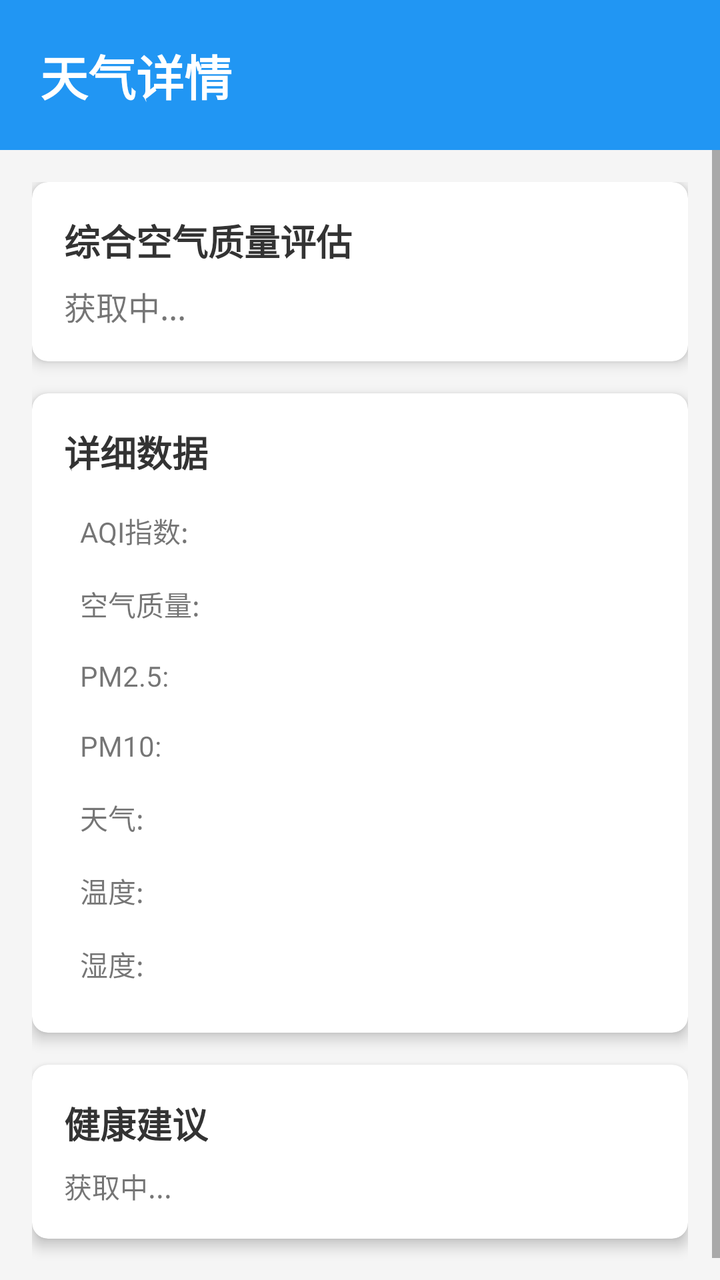
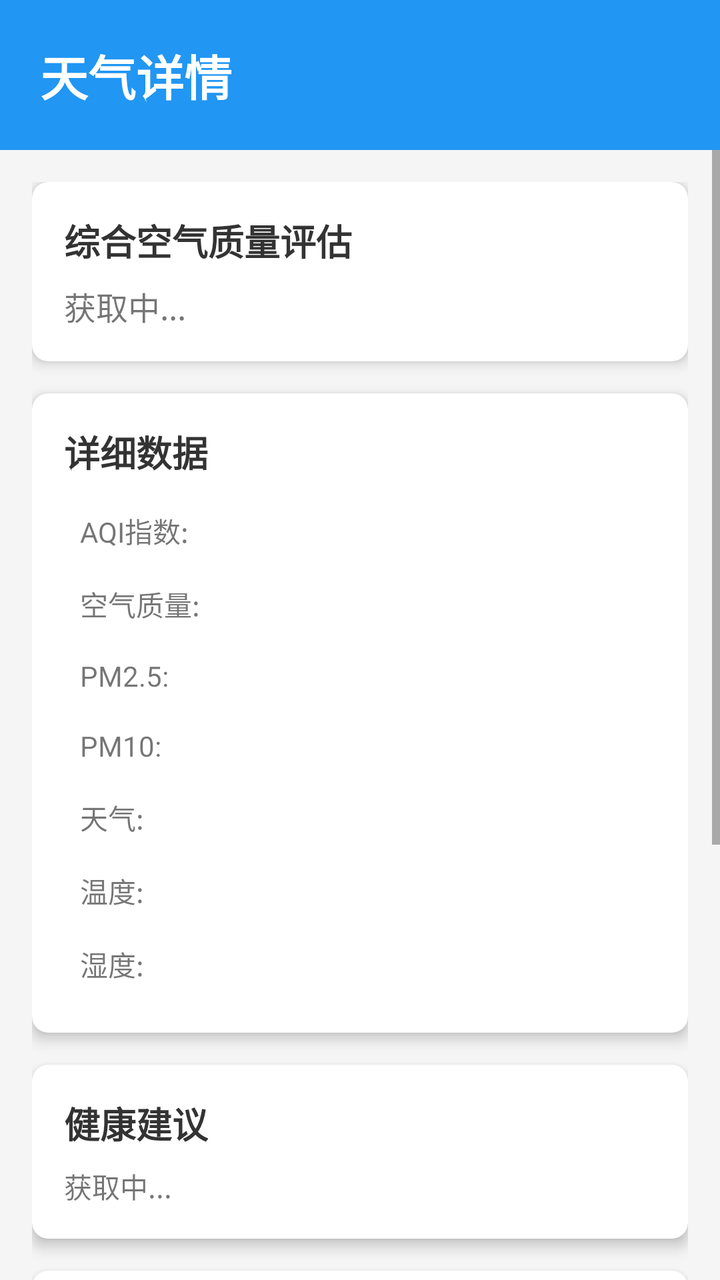

Compare the two renders of this Android layout. The source of the first and the diff that turns it into the second are given below.
<!-- AndroidManifest.xml: application theme Theme.WeatherApp -->
<!-- res/layout/activity_weather_detail.xml -->
<?xml version="1.0" encoding="utf-8"?>
<LinearLayout xmlns:android="http://schemas.android.com/apk/res/android"
              xmlns:app="http://schemas.android.com/apk/res-auto"
              android:layout_width="match_parent"
              android:layout_height="match_parent"
              android:orientation="vertical"
              android:background="#f5f5f5">

    
    <LinearLayout
            android:layout_width="match_parent"
            android:layout_height="wrap_content"
            android:orientation="vertical"
            android:background="#2196F3"
            android:padding="20dp">

        <TextView
                android:id="@+id/tvDetailCity"
                android:layout_width="wrap_content"
                android:layout_height="wrap_content"
                android:text="天气详情"
                android:textColor="#ffffff"
                android:textSize="24sp"
                android:textStyle="bold" />
    </LinearLayout>

    
    <ScrollView
            android:layout_width="match_parent"
            android:layout_height="match_parent">

        <LinearLayout
                android:layout_width="match_parent"
                android:layout_height="wrap_content"
                android:orientation="vertical"
                android:padding="16dp">

            
            <androidx.cardview.widget.CardView
                    android:layout_width="match_parent"
                    android:layout_height="wrap_content"
                    android:layout_marginBottom="16dp"
                    app:cardCornerRadius="8dp"
                    app:cardElevation="4dp">

                <LinearLayout
                        android:layout_width="match_parent"
                        android:layout_height="wrap_content"
                        android:orientation="vertical"
                        android:padding="16dp">

                    <TextView
                            android:layout_width="wrap_content"
                            android:layout_height="wrap_content"
                            android:text="综合空气质量评估"
                            android:textSize="18sp"
                            android:textStyle="bold"
                            android:textColor="#333333" />

                    <TextView
                            android:id="@+id/tvAssessment"
                            android:layout_width="wrap_content"
                            android:layout_height="wrap_content"
                            android:text="获取中..."
                            android:textSize="16sp"
                            android:layout_marginTop="8dp" />
                </LinearLayout>
            </androidx.cardview.widget.CardView>

            
            <androidx.cardview.widget.CardView
                    android:layout_width="match_parent"
                    android:layout_height="wrap_content"
                    android:layout_marginBottom="16dp"
                    app:cardCornerRadius="8dp"
                    app:cardElevation="4dp">

                <LinearLayout
                        android:layout_width="match_parent"
                        android:layout_height="wrap_content"
                        android:orientation="vertical"
                        android:padding="16dp">

                    <TextView
                            android:layout_width="wrap_content"
                            android:layout_height="wrap_content"
                            android:text="详细数据"
                            android:textSize="18sp"
                            android:textStyle="bold"
                            android:textColor="#333333" />

                    <TableLayout
                            android:layout_width="match_parent"
                            android:layout_height="wrap_content"
                            android:layout_marginTop="8dp">

                        <TableRow android:padding="8dp">
                            <TextView
                                    android:text="AQI指数:"
                                    android:layout_width="0dp"
                                    android:layout_weight="1" />
                            <TextView
                                    android:id="@+id/tvDetailAqi"
                                    android:layout_width="0dp"
                                    android:layout_weight="1" />
                        </TableRow>

                        <TableRow android:padding="8dp">
                            <TextView
                                    android:text="空气质量:"
                                    android:layout_width="0dp"
                                    android:layout_weight="1" />
                            <TextView
                                    android:id="@+id/tvDetailAirQuality"
                                    android:layout_width="0dp"
                                    android:layout_weight="1" />
                        </TableRow>

                        <TableRow android:padding="8dp">
                            <TextView
                                    android:text="PM2.5:"
                                    android:layout_width="0dp"
                                    android:layout_weight="1" />
                            <TextView
                                    android:id="@+id/tvDetailPm25"
                                    android:layout_width="0dp"
                                    android:layout_weight="1" />
                        </TableRow>

                        <TableRow android:padding="8dp">
                            <TextView
                                    android:text="PM10:"
                                    android:layout_width="0dp"
                                    android:layout_weight="1" />
                            <TextView
                                    android:id="@+id/tvDetailPm10"
                                    android:layout_width="0dp"
                                    android:layout_weight="1" />
                        </TableRow>

                        <TableRow android:padding="8dp">
                            <TextView
                                    android:text="天气:"
                                    android:layout_width="0dp"
                                    android:layout_weight="1" />
                            <TextView
                                    android:id="@+id/tvDetailWeather"
                                    android:layout_width="0dp"
                                    android:layout_weight="1" />
                        </TableRow>

                        <TableRow android:padding="8dp">
                            <TextView
                                    android:text="温度:"
                                    android:layout_width="0dp"
                                    android:layout_weight="1" />
                            <TextView
                                    android:id="@+id/tvDetailTemperature"
                                    android:layout_width="0dp"
                                    android:layout_weight="1" />
                        </TableRow>

                        <TableRow android:padding="8dp">
                            <TextView
                                    android:text="湿度:"
                                    android:layout_width="0dp"
                                    android:layout_weight="1" />
                            <TextView
                                    android:id="@+id/tvDetailHumidity"
                                    android:layout_width="0dp"
                                    android:layout_weight="1" />
                        </TableRow>
                    </TableLayout>
                </LinearLayout>
            </androidx.cardview.widget.CardView>

            
            <androidx.cardview.widget.CardView
                    android:layout_width="match_parent"
                    android:layout_height="wrap_content"
                    android:layout_marginBottom="16dp"
                    app:cardCornerRadius="8dp"
                    app:cardElevation="4dp">

                <LinearLayout
                        android:layout_width="match_parent"
                        android:layout_height="wrap_content"
                        android:orientation="vertical"
                        android:padding="16dp">

                    <TextView
                            android:layout_width="wrap_content"
                            android:layout_height="wrap_content"
                            android:text="健康建议"
                            android:textSize="18sp"
                            android:textStyle="bold"
                            android:textColor="#333333" />

                    <TextView
                            android:id="@+id/tvHealthAdvice"
                            android:layout_width="wrap_content"
                            android:layout_height="wrap_content"
                            android:text="获取中..."
                            android:textSize="14sp"
                            android:layout_marginTop="8dp"
                            android:lineSpacingExtra="4dp" />
                </LinearLayout>
            </androidx.cardview.widget.CardView>

            

        </LinearLayout>
    </ScrollView>
</LinearLayout>
<!-- resources referenced by this layout -->
<resources>
  <style name="Theme.WeatherApp" parent="Theme.MaterialComponents.Light.DarkActionBar">
          
          <item name="colorPrimary">@color/aqi_excellent</item>
          <item name="colorPrimaryVariant">@color/aqi_excellent</item>
          <item name="colorOnPrimary">@color/white</item>
          
      </style>
  <color name="aqi_excellent">#4CAF50</color>
  <color name="white">#FFFFFF</color>
</resources>

<!-- the commit's change to res/layout/activity_weather_detail.xml (unified diff, before → after) -->
@@ -208,6 +208,34 @@
             </androidx.cardview.widget.CardView>
 
             
+            <androidx.cardview.widget.CardView
+                    android:layout_width="match_parent"
+                    android:layout_height="wrap_content"
+                    android:layout_marginBottom="16dp"
+                    app:cardCornerRadius="8dp"
+                    app:cardElevation="4dp">
+
+                <LinearLayout
+                        android:layout_width="match_parent"
+                        android:layout_height="wrap_content"
+                        android:orientation="vertical"
+                        android:padding="16dp">
+
+                    <TextView
+                            android:layout_width="wrap_content"
+                            android:layout_height="wrap_content"
+                            android:text="24小时温湿度趋势"
+                            android:textSize="18sp"
+                            android:textStyle="bold"
+                            android:textColor="#333333" />
+
+                    <com.anychart.AnyChartView
+                            android:id="@+id/chartHourly"
+                            android:layout_width="match_parent"
+                            android:layout_height="260dp"
+                            android:layout_marginTop="8dp" />
+                </LinearLayout>
+            </androidx.cardview.widget.CardView>
 
         </LinearLayout>
     </ScrollView>
